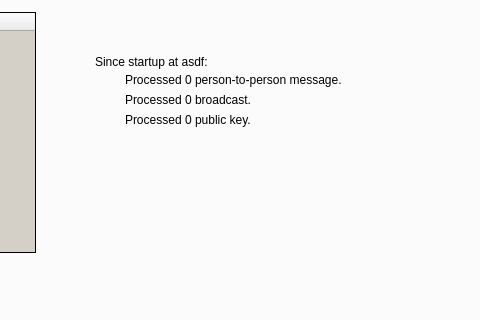
The window that src/bitmessageqt/bitmessageui.ui (Bitmessage/PyBitmessage) describes before a commit, drawn with Qt 5; both pictures show x 227 to 707 and y 103 to 423 of the 795 by 580 pixel window.
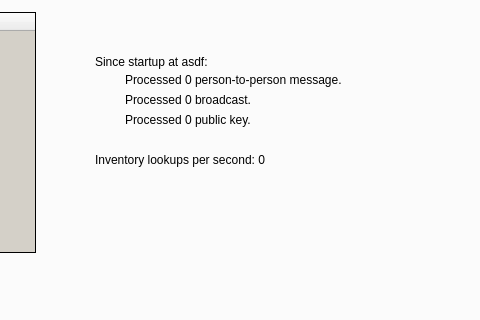
The same window after the commit. The open tabs and pages were chosen to show the change. Icons and pictures are not drawn.

Commit message: Show inventory lookup rate on Network Status tab

Patch:
```diff
--- a/src/bitmessageqt/bitmessageui.ui
+++ b/src/bitmessageqt/bitmessageui.ui
@@ -1040,6 +1040,19 @@
          <string>Processed 0 broadcast.</string>
         </property>
        </widget>
+       <widget class="QLabel" name="labelLookupsPerSecond">
+        <property name="geometry">
+         <rect>
+          <x>320</x>
+          <y>210</y>
+          <width>291</width>
+          <height>16</height>
+         </rect>
+        </property>
+        <property name="text">
+         <string>Inventory lookups per second: 0</string>
+        </property>
+       </widget>
       </widget>
      </widget>
     </item>
```
Left out of the diff: 17 changed lines with no effect on the pictures. The commit also changes 4 other files.
